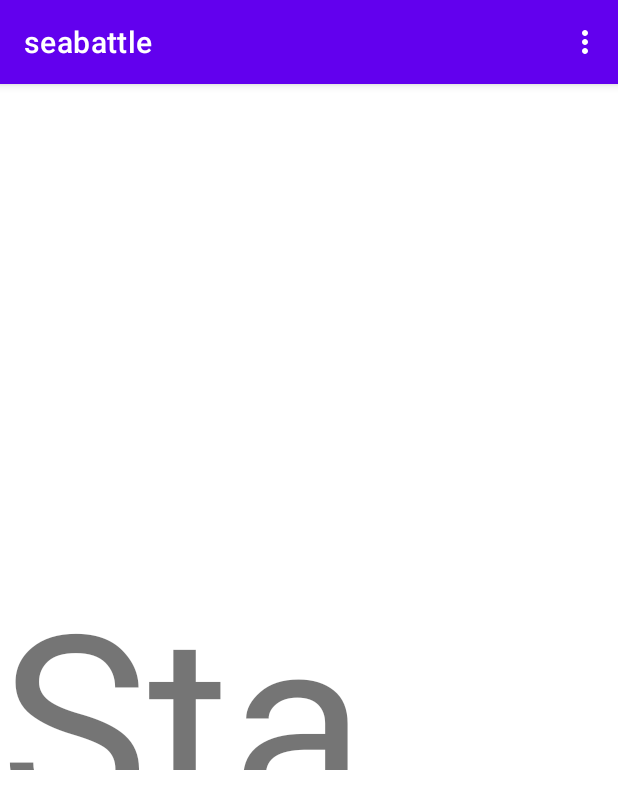
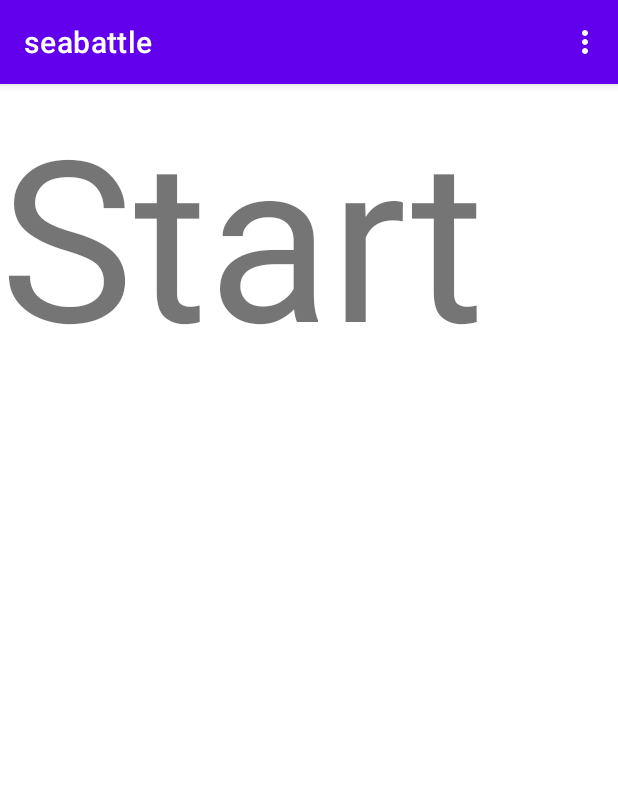
Before and after one commit to Lake3L/seabattle, an Android app: the screen it shows after launch (MainActivity), on a phone screen of 412 x 824 dp. Shown: the top 809 px of the screen. Run offline under Robolectric (Android 15) with nearby library versions, the phone set to English and light mode, and no system bars.

Commit message:
wrong zoom yet

```diff
--- a/app/src/main/java/com/example/seabattle/MainActivity.java
+++ b/app/src/main/java/com/example/seabattle/MainActivity.java
@@ -4,6 +4,7 @@ import static java.lang.Thread.sleep;
 
 import androidx.appcompat.app.AppCompatActivity;
 
+import android.content.pm.ActivityInfo;
 import android.os.Bundle;
 import android.view.Menu;
 import android.view.MenuItem;
@@ -20,6 +21,7 @@ private Game sGame;
     @Override
     protected void onCreate(Bundle savedInstanceState) {
         super.onCreate(savedInstanceState);
+        //setRequestedOrientation(ActivityInfo.SCREEN_ORIENTATION_LANDSCAPE);
         initApp();
     }
 
--- a/app/src/main/res/layout/activity_main.xml
+++ b/app/src/main/res/layout/activity_main.xml
@@ -3,17 +3,18 @@
     xmlns:android="http://schemas.android.com/apk/res/android"
     xmlns:app="http://schemas.android.com/apk/res-auto"
     xmlns:tools="http://schemas.android.com/tools"
-    android:layout_width="match_parent"
-    android:layout_height="match_parent"
+    android:layout_width="wrap_content"
+    android:layout_height="wrap_content"
     android:orientation="horizontal"
     tools:context=".MainActivity">
 
+
     <TextView
-        android:layout_width="302dp"
-        android:layout_height="147dp"
-        android:layout_gravity="center"
+        android:layout_width="694dp"
+        android:layout_height="237dp"
+        android:layout_gravity="left"
         android:onClick="battleStart"
         android:text="Start"
-        android:textSize="250px" />
+        android:textSize="150dp" />
 
 </LinearLayout>
--- a/app/src/main/res/layout/ship.xml
+++ b/app/src/main/res/layout/ship.xml
@@ -12,7 +12,7 @@
         android:layout_width="50dp"
         android:layout_height="50dp"
         android:layout_margin="10dp"
-        android:src="@drawable/ship_1"
+        android:src="@drawable/ship_1_1"
         />
 
     <ImageView
```
Also changed, not shown: app/src/main/java/com/example/seabattle/Interface.java (+14 -14 lines), app/src/main/java/com/example/seabattle/PositionAndMove.java (+5 -7 lines), app/src/main/res/layout/battle.xml (+6 -5 lines), app/src/main/res/drawable/battle.jpg, app/src/main/res/drawable/ship_1.png, app/src/main/res/drawable/ship_2.png, app/src/main/res/drawable/ship_4.png, app/src/main/res/drawable/ship_5.png.
